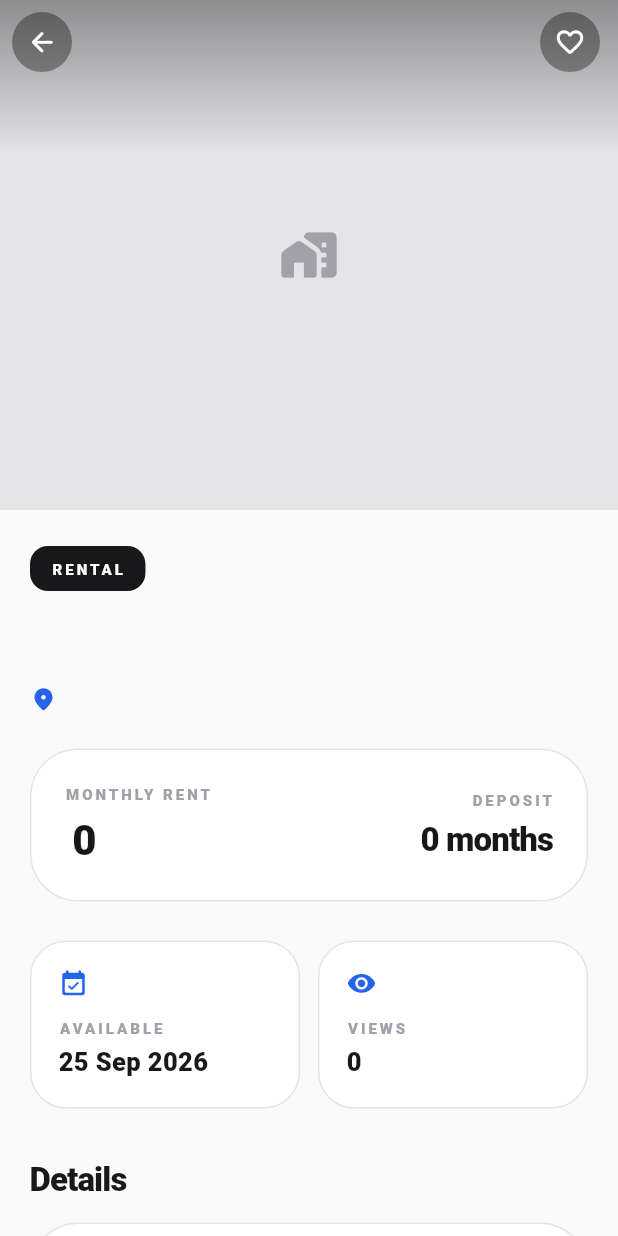
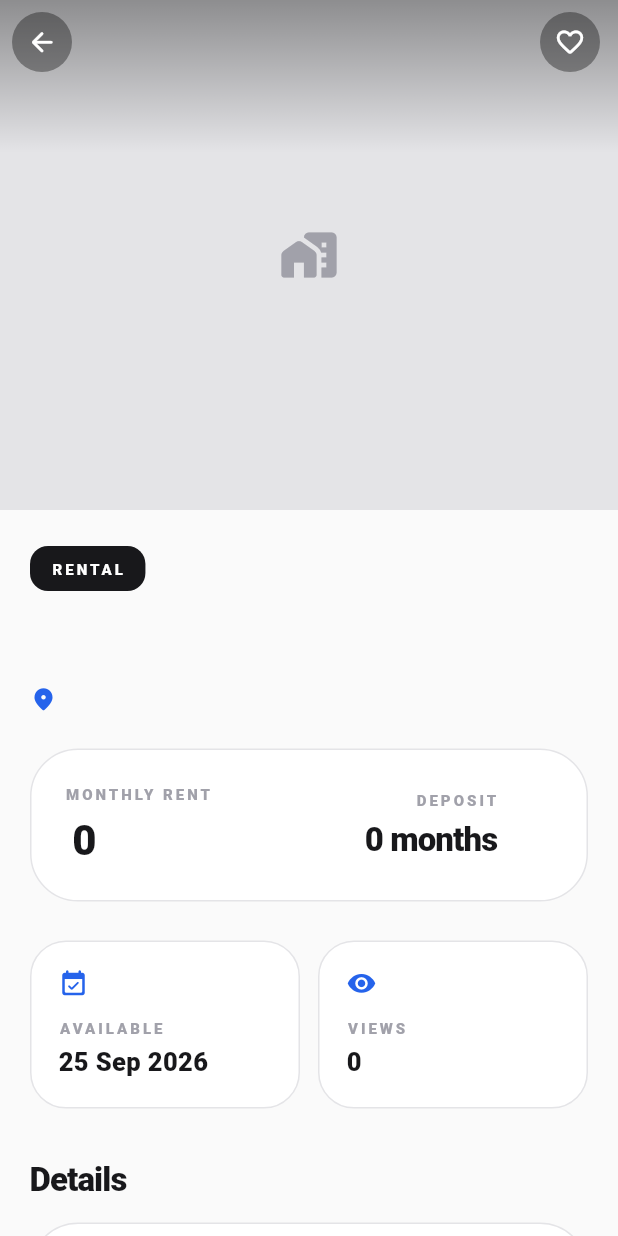
Before and after one commit to skiialpha001/Kheja_link, a Flutter app: the PropertyDetailScreen screen opened directly with empty values, on a phone screen of 412 x 824 dp. Run offline on Flutter 3.47's test engine with Material 3 defaults, Android fonts, the phone set to English and light mode, and no system bars; our stand-ins replace cached_network_image, chewie, flutter_dotenv, geolocator, image_picker, permission_handler and 4 more; accounts and stored records are empty; network calls fail; statements that could not run were skipped.

Commit message:
Listing rent card fits small screens; double-tap theme tests
Found by driving the real app against the live project as a guest, a tenant
and an admin: the Monthly rent / Deposit card on a listing overflowed its
row on a phone-width screen (a long rent next to the deposit). Both sides
now shrink to fit.

Adds widget tests for the app-wide double tap: it switches light and dark,
a single tap reaches buttons at once, and slow taps or drags do not switch.

```diff
--- a/mobile/lib/screens/property_detail_screen.dart
+++ b/mobile/lib/screens/property_detail_screen.dart
@@ -632,9 +632,13 @@ class _RentCard extends StatelessWidget {
         borderRadius: BorderRadius.circular(KhejaRadius.xl),
         border: Border.all(color: theme.colorScheme.outline),
       ),
+      // Both sides shrink to fit rather than overflow: a long rent
+      // ("KSh 120,000") on a small phone would not fit at full size.
       child: Row(
         children: [
-          Column(
+          Expanded(
+            flex: 3,
+            child: Column(
               crossAxisAlignment: CrossAxisAlignment.start,
               children: [
                 Text(
@@ -642,22 +646,34 @@ class _RentCard extends StatelessWidget {
                   style: kEyebrowStyle.copyWith(color: KhejaColors.zinc400),
                 ),
                 const SizedBox(height: 6),
-              Text(property.priceLabel, style: theme.textTheme.headlineMedium),
+                FittedBox(
+                  fit: BoxFit.scaleDown,
+                  alignment: Alignment.centerLeft,
+                  child: Text(property.priceLabel, style: theme.textTheme.headlineMedium),
+                ),
               ],
             ),
-          const Spacer(),
-          Column(
+          ),
+          const SizedBox(width: 12),
+          Flexible(
+            flex: 2,
+            child: Column(
               crossAxisAlignment: CrossAxisAlignment.end,
               children: [
                 Text('DEPOSIT',
                     style: kEyebrowStyle.copyWith(color: KhejaColors.zinc400)),
                 const SizedBox(height: 6),
-              Text(
+                FittedBox(
+                  fit: BoxFit.scaleDown,
+                  alignment: Alignment.centerRight,
+                  child: Text(
                     '${property.depositMonths} '
                     '${property.depositMonths == 1 ? 'month' : 'months'}',
                     style: theme.textTheme.titleLarge,
                   ),
+                ),
               ],
+            ),
           ),
         ],
       ),
--- a/mobile/pubspec.yaml
+++ b/mobile/pubspec.yaml
@@ -1,7 +1,7 @@
 name: kheja_link
 description: "Kheja_Link — find your next rental home in Meru, Kenya."
 publish_to: 'none'
-version: 1.6.1+11
+version: 1.6.2+12
 
 environment:
   sdk: ^3.9.0
```
Also changed, not shown: 1 other file. Lines whose indentation alone changed are shown as unchanged.
